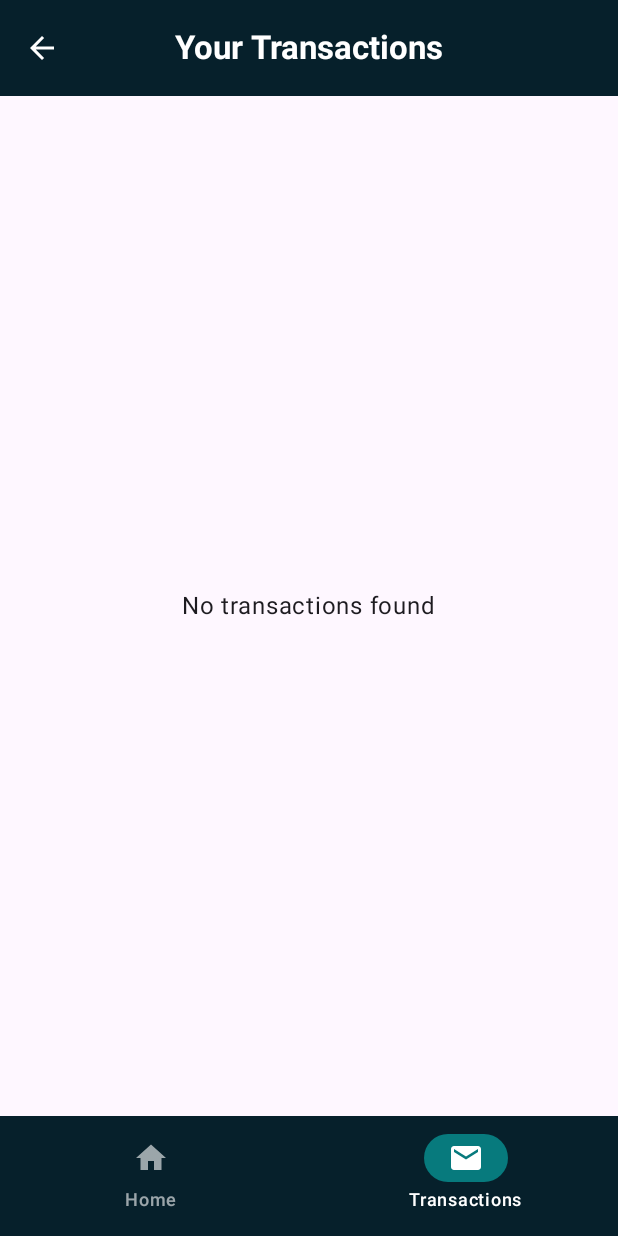
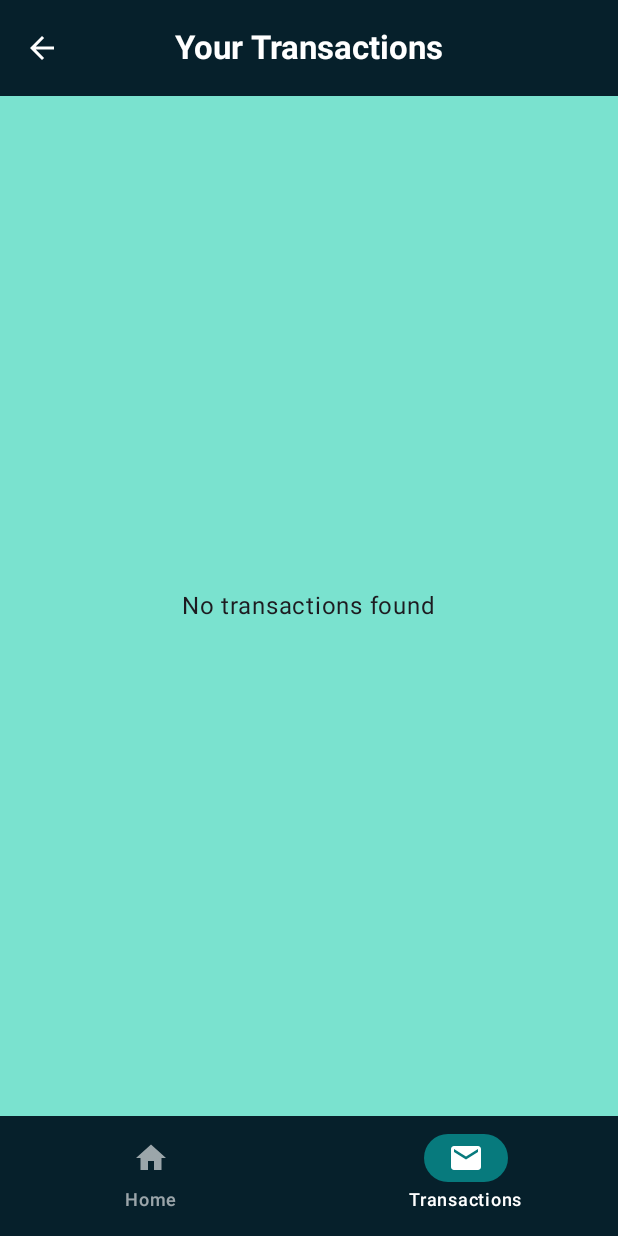
Before and after one commit to Logiqode/ProyekMobileFrontEnd, an Android app built with Jetpack Compose: the TransactionsScreen screen opened through its navigation route, on a phone screen of 412 x 824 dp. Run offline under Robolectric (Android 15) with nearby library versions, the phone set to English and light mode, and no system bars.

Commit message:
Minor Transactions UI Fix

```diff
--- a/app/src/main/java/com/example/bookminton/pages/TransactionsScreen.kt
+++ b/app/src/main/java/com/example/bookminton/pages/TransactionsScreen.kt
@@ -1,5 +1,7 @@
 package com.example.bookminton.pages
 
+import android.R
+import androidx.compose.foundation.background
 import androidx.compose.foundation.layout.*
 import androidx.compose.foundation.lazy.LazyColumn
 import androidx.compose.foundation.lazy.items
@@ -51,6 +53,12 @@ fun TransactionsScreen(navController: NavHostController) {
             )
         }
     ) { padding ->
+        Box(
+            modifier = Modifier
+                .fillMaxSize()
+                .background(Aquamarine)
+                .padding(top = 8.dp, bottom = 8.dp)
+        ) {
             if (transactions.isEmpty()) {
                 Box(
                     modifier = Modifier
@@ -67,7 +75,7 @@ fun TransactionsScreen(navController: NavHostController) {
                         .padding(padding)
                         .padding(horizontal = 16.dp),
                     verticalArrangement = Arrangement.spacedBy(16.dp),
-                contentPadding = PaddingValues(bottom = 16.dp)
+                    contentPadding = PaddingValues(bottom = 16.dp),
                 ) {
                     items(transactions) { transaction ->
                         // Find the corresponding booking
@@ -77,6 +85,7 @@ fun TransactionsScreen(navController: NavHostController) {
                                 transaction = transaction,
                                 booking = booking
                             )
+                        }
                     }
                 }
             }
```
Lines whose indentation alone changed are shown as unchanged.
